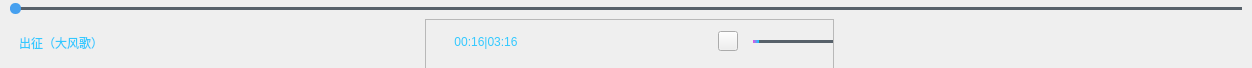
The window that VideoPlayer/videomodels/FloatPlayCtl.ui (huizhang556/pc-video-player) describes before a commit, drawn with Qt 5.
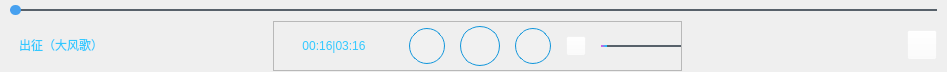
The same window after the commit. Icons and pictures are not drawn.

```diff
--- a/VideoPlayer/videomodels/FloatPlayCtl.ui
+++ b/VideoPlayer/videomodels/FloatPlayCtl.ui
@@ -6,13 +6,16 @@
    <rect>
     <x>0</x>
     <y>0</y>
-    <width>1252</width>
-    <height>68</height>
+    <width>947</width>
+    <height>72</height>
    </rect>
   </property>
   <property name="windowTitle">
    <string>Form</string>
   </property>
+  <property name="styleSheet">
+   <string notr="true"/>
+  </property>
   <layout class="QVBoxLayout" name="verticalLayout_2">
    <property name="leftMargin">
     <number>10</number>
@@ -49,8 +52,8 @@
         <string notr="true">/*整个进度条*/
 QSlider::groove:horizontal 
 {
-background:transparent;
-height: 3px;
+background-color: rgba(255,255,255,0.1);
+height: 2px;
 border-radius:1px;
 }
 
@@ -109,13 +112,13 @@
          <property name="minimumSize">
           <size>
            <width>200</width>
-           <height>20</height>
+           <height>36</height>
           </size>
          </property>
          <property name="maximumSize">
           <size>
            <width>200</width>
-           <height>20</height>
+           <height>36</height>
           </size>
          </property>
          <property name="styleSheet">
@@ -208,7 +211,7 @@
              <number>15</number>
             </property>
             <property name="bottomMargin">
-             <number>5</number>
+             <number>0</number>
             </property>
             <item>
              <widget class="QLabel" name="label_progressbar">
@@ -253,10 +256,12 @@
                </size>
               </property>
               <property name="styleSheet">
-               <string notr="true">QPushButton
+               <string notr="true">#pushButton_previous
 {
+background-color: rgba(255,255,255,0.1);
 border-image: url(:/images/tray/tray_previous.png);
 border-radius:18px;
+border:1px solid #1296db;
 }
 
 
@@ -282,10 +287,12 @@
                </size>
               </property>
               <property name="styleSheet">
-               <string notr="true">QPushButton
+               <string notr="true">#pushButton_start
 {
+background-color: rgba(255,255,255,0.1);
 border-image: url(:/images/tray/tray_start.png);
 border-radius:20px;
+border:1px solid #1296db;
 }
 
 
@@ -311,10 +318,12 @@
                </size>
               </property>
               <property name="styleSheet">
-               <string notr="true">QPushButton
+               <string notr="true">#pushButton_next
 {
+background-color: rgba(255,255,255,0.1);
 border-image: url(:/images/tray/tray_next.png);
 border-radius:18px;
+border:1px solid #1296db;
 }
 
 
@@ -340,7 +349,11 @@
                </size>
               </property>
               <property name="styleSheet">
-               <string notr="true"/>
+               <string notr="true">#pushButton_voice
+{
+background-color: rgba(255,255,255,0.1);
+}
+</string>
               </property>
               <property name="text">
                <string/>
@@ -365,8 +378,8 @@
                <string notr="true">/*整个进度条*/
 QSlider::groove:horizontal 
 {
-background:transparent;
-height: 3px;
+background-color: rgba(255,255,255,0.1);
+height: 2px;
 border-radius:1px;
 }
 
@@ -473,15 +486,10 @@
          <property name="styleSheet">
           <string notr="true">#pushButton_fullScreen
 {
-background-color: transparent;
+background-color: rgba(255,255,255,0.1);
 border-image: url(:/images/icon/media_fullgreen_cancel.png);
-border:none;
 }
 
-#pushButton_fullScreen:pressed
-{
-border: 1px solid #5F92B2;
-}
 
 #pushButton_fullScreen:hover
 {
```
Left out of the diff: 12 changed lines with no effect on the pictures.
